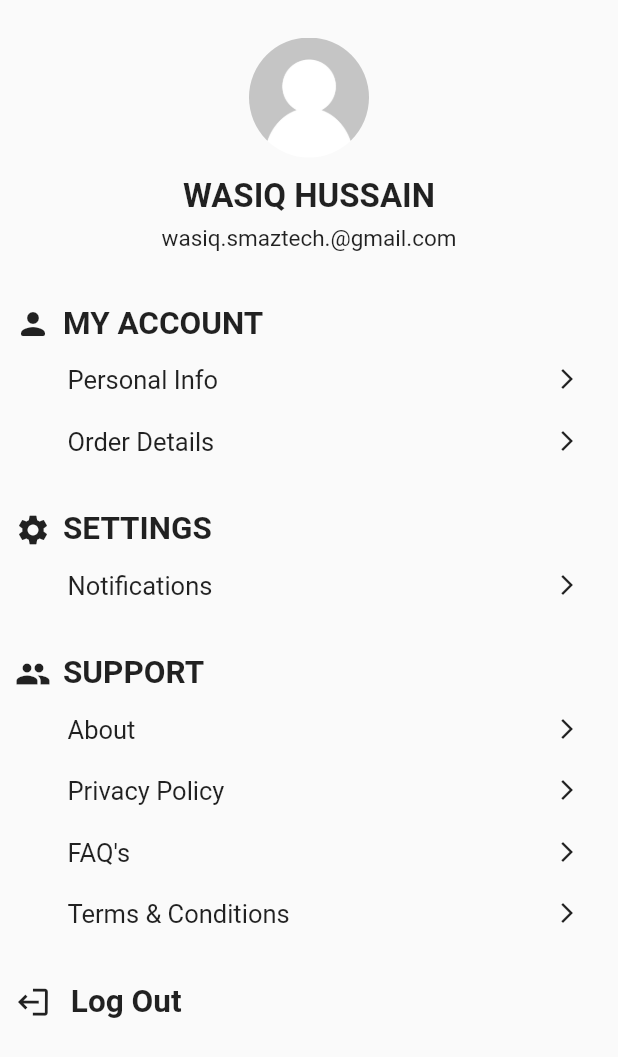
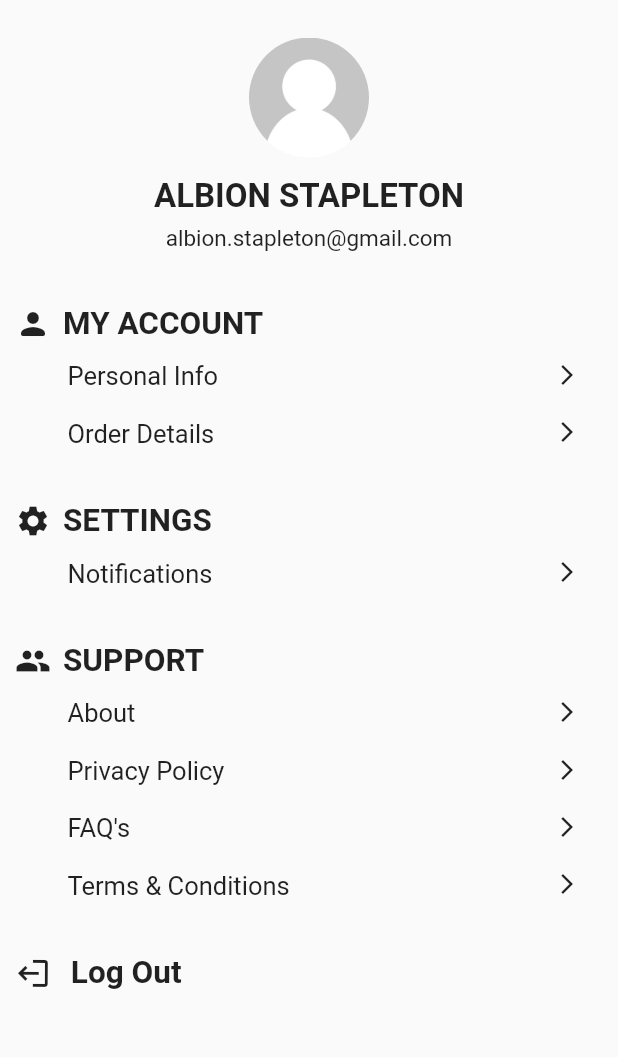
Before and after one commit to ZohaibAlvi98/appFrontend, a Flutter app: the Profile widget shown alone on an empty page, opened directly, on a phone screen of 412 x 824 dp. Shown: the top 1057 px of the screen. Run offline on Flutter 3.47's test engine with Material 2 defaults, Android fonts, the phone set to English and light mode, and no system bars; our stand-ins replace carousel_slider, chewie, image_picker, video_player; missing offline and left inert: dart:ffi.

Commit message:
added fixes

```diff
--- a/lib/views/profile.dart
+++ b/lib/views/profile.dart
@@ -36,14 +36,14 @@ class _ProfileState extends State<Profile> {
                 Center(
                   heightFactor: 2,
                   child: Text(
-                    'WASIQ HUSSAIN',
+                    'ALBION STAPLETON',
                     style: TextStyle(fontSize: 22, fontWeight: FontWeight.w600),
                   ),
                 ),
                 Center(
                   heightFactor: 0.2,
                   child: Text(
-                    'wasiq.smaztech.@gmail.com',
+                    'albion.stapleton@gmail.com',
                     style: TextStyle(fontSize: 15, fontWeight: FontWeight.w400),
                   ),
                 ),
@@ -103,7 +103,7 @@ Widget list(width, heading, length) {
       padding: EdgeInsets.only(right: 0.0, left: 5, top: 12),
       itemBuilder: (context, index) {
         return Padding(
-          padding: const EdgeInsets.fromLTRB(5.0, 3, 5, 3),
+          padding: const EdgeInsets.fromLTRB(5.0, .25, 5, 3),
           child: InkWell(
             onTap: () {
               // _navigatorPage(heading[index]);
```
